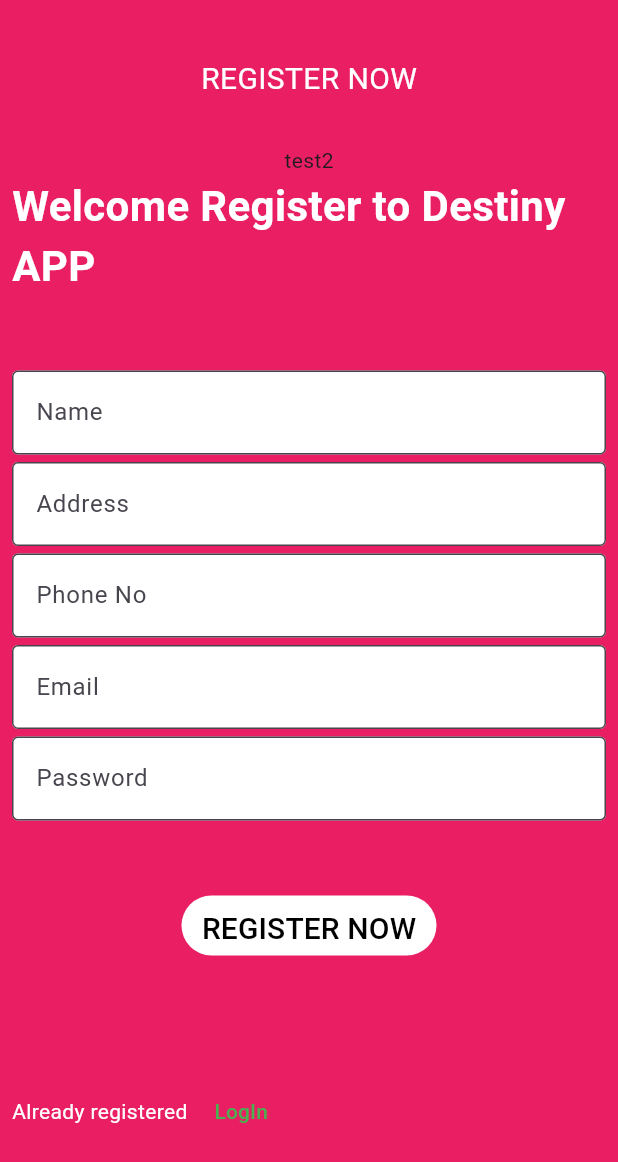
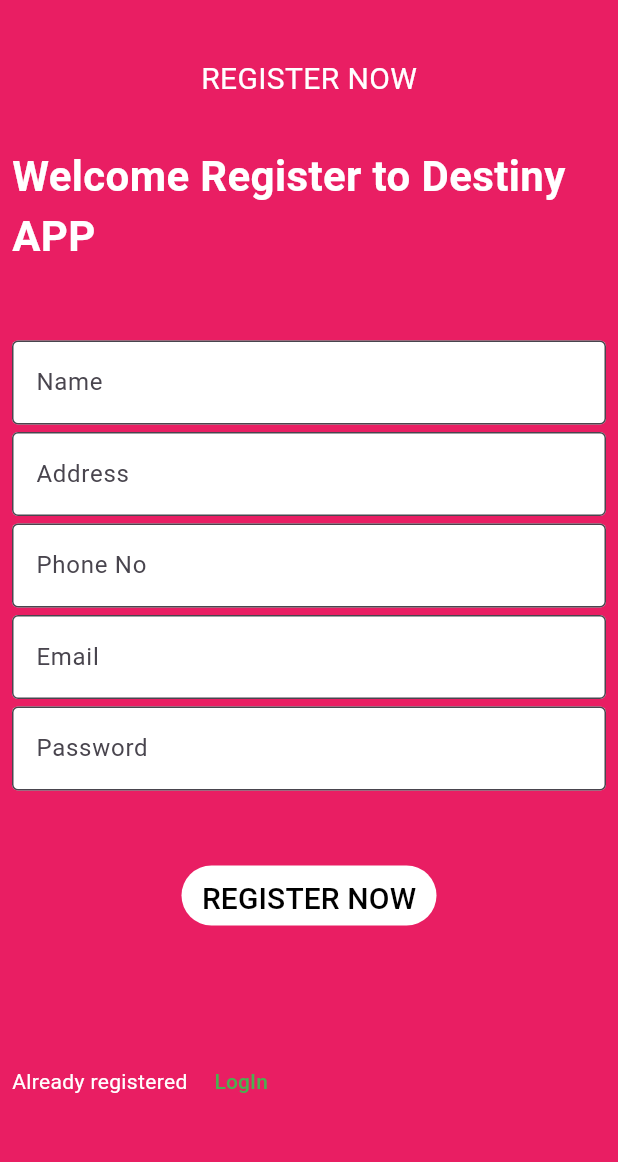
Before and after one commit to yasminazeez12/dream_destiny, a Flutter app: the Register screen opened directly, on a phone screen of 412 x 824 dp. Shown: the top 1162 px of the screen. Run offline on Flutter 3.47's test engine with Material 3 defaults, Android fonts, the light colour scheme and no system bars; our stand-ins replace cloud_firestore, firebase_auth, firebase_core, firebase_storage, get, image_picker; accounts and stored records are empty.

```diff
--- a/lib/login_Signp/register.dart
+++ b/lib/login_Signp/register.dart
@@ -44,7 +44,7 @@ class _RegisterState extends State<Register> {
                     ),
                   ),
                 ),
-                Text("test2"),
+
                 Text("Welcome Register to Destiny APP",style: TextStyle(fontSize: 28,fontWeight: FontWeight.bold,color: Colors.white),),
 
                 SizedBox(height: 50,),
```
